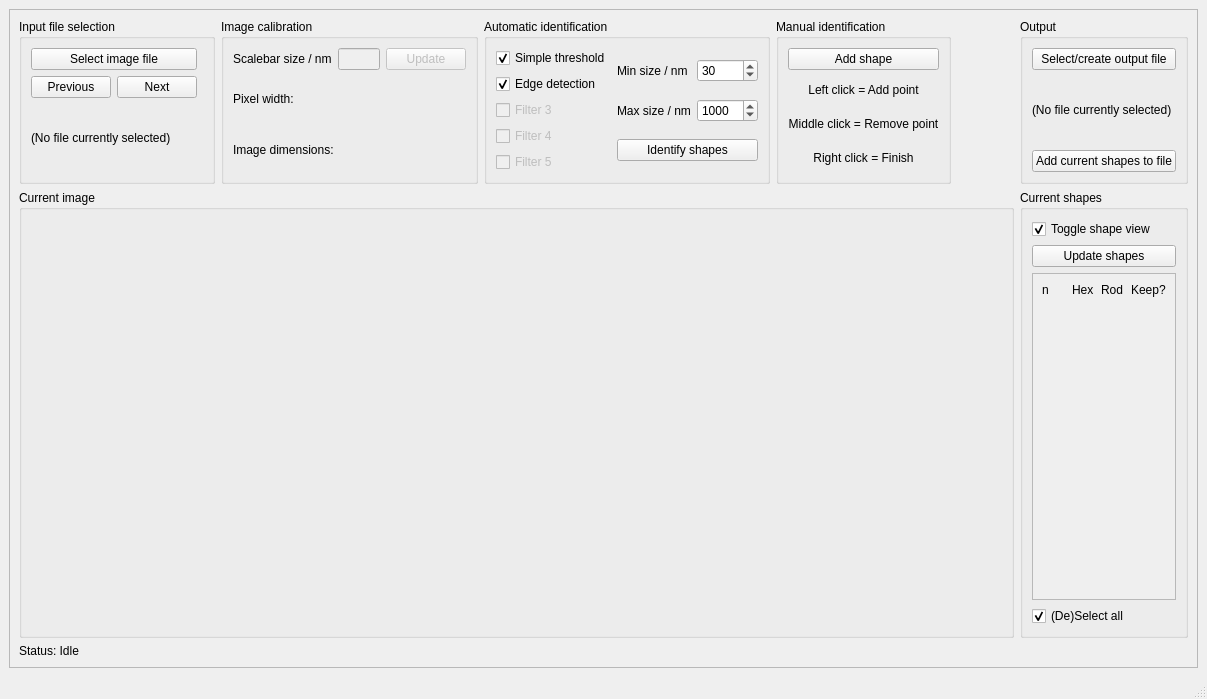
Old version of the form gui_draft_2.ui in the repository grlewis333/sem-np-counter.
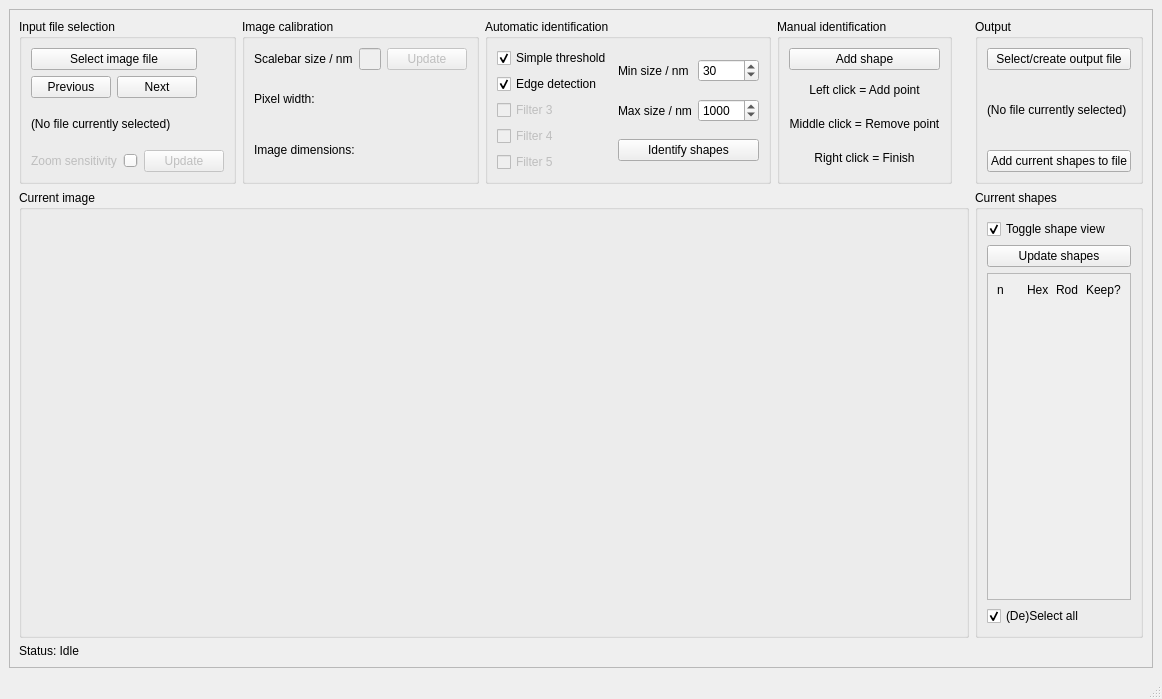
New version of the form.

The edit to the form file:
```diff
--- a/gui_draft_2.ui
+++ b/gui_draft_2.ui
@@ -6,10 +6,16 @@
    <rect>
     <x>0</x>
     <y>0</y>
-    <width>1207</width>
+    <width>1162</width>
     <height>699</height>
    </rect>
   </property>
+  <property name="minimumSize">
+   <size>
+    <width>200</width>
+    <height>200</height>
+   </size>
+  </property>
   <property name="windowTitle">
    <string>SEM Particle Counter</string>
   </property>
@@ -74,6 +80,49 @@
             </item>
            </layout>
           </item>
+          <item row="1" column="0">
+           <layout class="QHBoxLayout" name="horizontalLayout">
+            <item>
+             <widget class="QLabel" name="label_6">
+              <property name="enabled">
+               <bool>false</bool>
+              </property>
+              <property name="text">
+               <string>Zoom sensitivity</string>
+              </property>
+             </widget>
+            </item>
+            <item>
+             <widget class="QSlider" name="horizontalSlider_zoom">
+              <property name="enabled">
+               <bool>false</bool>
+              </property>
+              <property name="maximum">
+               <number>120</number>
+              </property>
+              <property name="pageStep">
+               <number>9</number>
+              </property>
+              <property name="value">
+               <number>60</number>
+              </property>
+              <property name="orientation">
+               <enum>Qt::Horizontal</enum>
+              </property>
+             </widget>
+            </item>
+            <item>
+             <widget class="QPushButton" name="pushButton_zoom">
+              <property name="enabled">
+               <bool>false</bool>
+              </property>
+              <property name="text">
+               <string>Update</string>
+              </property>
+             </widget>
+            </item>
+           </layout>
+          </item>
          </layout>
         </widget>
        </item>
```
Left out of the diff: 22 changed lines with no effect on the pictures.
